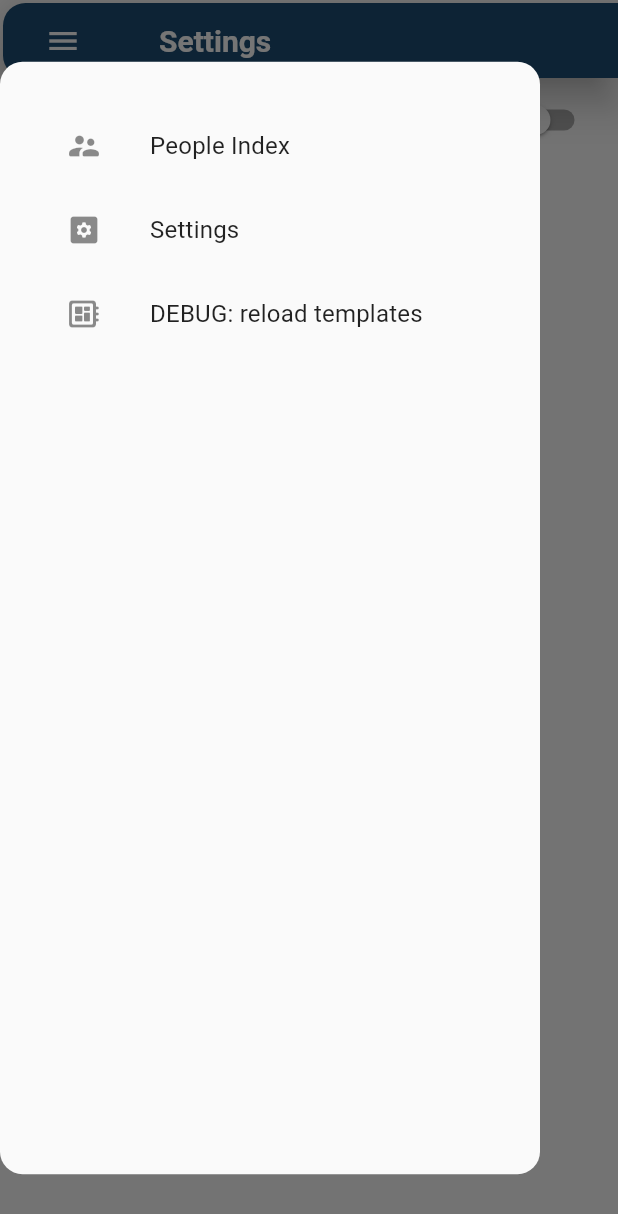
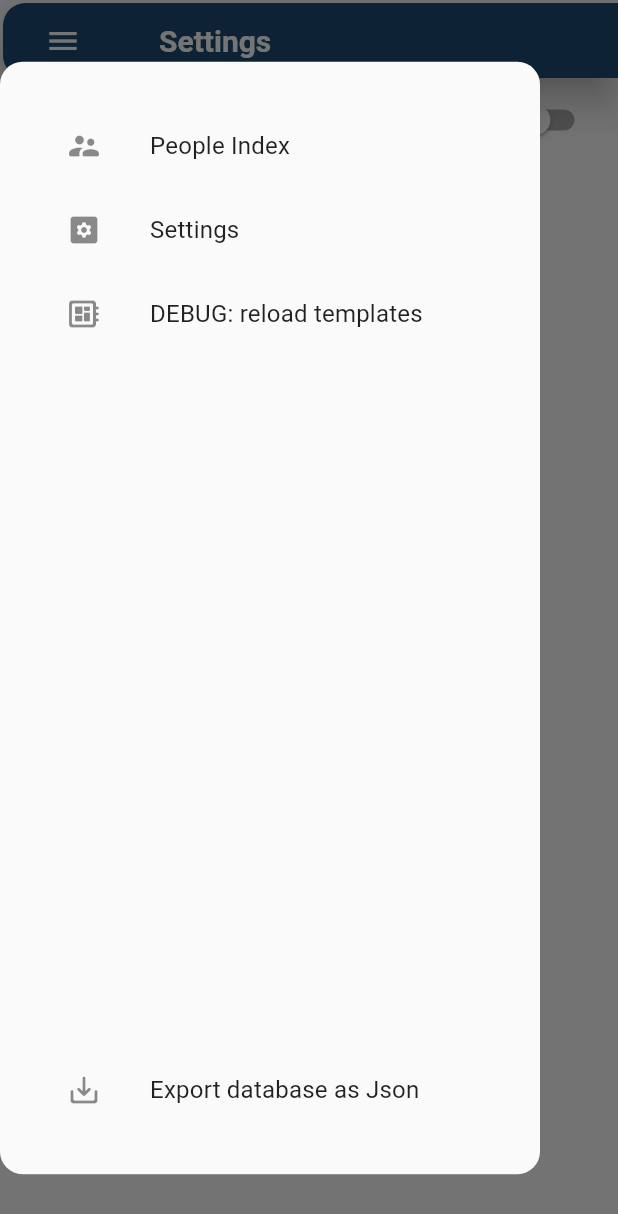
Before and after one commit to haakonsmith/Compendium, a Flutter app: the SettingsScreen screen opened by its route, with the side drawer open, on a phone screen of 412 x 824 dp. Shown: the top 1214 px of the screen. Run offline on Flutter 3.47's test engine with Material 2 defaults, Android fonts, the phone set to English and light mode, and no system bars; our stand-ins replace flutter_animation_progress_bar, hive, hive_flutter, logger; missing offline and left inert: file_picker_cross, pretty_json; accounts and stored records are empty; generated files the repository leaves out were written again.

Commit message:
Added basic export functionality

```diff
--- a/lib/data/BLoC/person_bloc.dart
+++ b/lib/data/BLoC/person_bloc.dart
@@ -1,10 +1,12 @@
 import 'package:compendium/data/datablock.dart';
+import 'package:compendium/data/json_data_interface.dart';
 import 'package:flutter/foundation.dart';
 import 'package:flutter/material.dart';
 import 'package:path_provider/path_provider.dart';
 import 'package:provider/provider.dart';
 
 import '../person.dart';
+import 'package:pretty_json/pretty_json.dart';
 import 'package:hive/hive.dart';
 import 'package:hive_flutter/hive_flutter.dart';
 
@@ -67,6 +69,7 @@ class PersonBloc extends ChangeNotifier {
     }
 
     print(await getApplicationSupportDirectory());
+    print(await JsonDataInterface.jsonifyDatabase());
 
     _activePerson = person;
     _activeColor = color;
--- /dev/null
+++ b/lib/data/hive_boxes.dart
@@ -0,0 +1,5 @@
+/// A static list of all the names of hive boxes, that aren't dynamic
+class HiveBoxes {
+  static String personBox = "people";
+  static String settingsBox = "settings";
+}
--- a/lib/data/person.dart
+++ b/lib/data/person.dart
@@ -23,7 +23,7 @@ class Person {
     @required this.databoxID,
   });
 
-  static Person blank() {
+  factory Person.blank() {
     return Person(firstName: "", lastName: "", databoxID: "");
   }
 
@@ -31,4 +31,6 @@ class Person {
   String toString() {
     return "$firstName $lastName";
   }
+
+  Map toJson() => {'firstName': firstName, 'lastName': lastName, 'databoxID': databoxID};
 }
--- a/lib/main.dart
+++ b/lib/main.dart
@@ -2,6 +2,7 @@ import 'package:compendium/data/BLoC/person_bloc.dart';
 import 'package:compendium/data/BLoC/settings_bloc.dart';
 import 'package:compendium/data/BLoC/template_bloc.dart';
 import 'package:compendium/data/datablock.dart';
+import 'package:compendium/data/hive_boxes.dart';
 import 'package:compendium/routers/instant_page_route.dart';
 import 'package:compendium/routers/nested_page_route.dart';
 import 'package:compendium/screens/datablock_screen.dart';
@@ -9,6 +10,7 @@ import 'package:compendium/screens/index_screen.dart';
 import 'package:compendium/screens/settings_screen.dart';
 import 'package:compendium/screens/template_screen.dart';
 import 'package:compendium/theme.dart';
+import 'package:file_picker_cross/file_picker_cross.dart';
 import 'package:flutter/material.dart';
 import 'package:flutter/services.dart';
 import 'package:logger/logger.dart';
@@ -17,7 +19,6 @@ import 'package:hive/hive.dart';
 import 'package:hive_flutter/hive_flutter.dart';
 
 import 'package:compendium/data/person.dart';
-import 'package:path_provider/path_provider.dart';
 import 'package:provider/provider.dart';
 
 // For debug purposes
@@ -39,7 +40,7 @@ void main() async {
   Hive.registerAdapter(DatablockValueStyleAdapter());
   Hive.registerAdapter(DatablockMetadataAdapter());
 
-  await Hive.openBox<Person>('people');
+  await Hive.openBox<Person>(HiveBoxes.personBox);
 
   runApp(
     MultiProvider(
--- a/lib/widgets/nav_drawer.dart
+++ b/lib/widgets/nav_drawer.dart
@@ -1,4 +1,5 @@
 import 'package:compendium/data/BLoC/template_bloc.dart';
+import 'package:compendium/data/json_data_interface.dart';
 import 'package:compendium/routers/instant_page_route.dart';
 import 'package:compendium/screens/template_screen.dart';
 import 'package:compendium/theme.dart';
@@ -11,6 +12,42 @@ class NavDrawer extends StatelessWidget {
 
   @override
   Widget build(BuildContext context) {
+    var listView = Column(
+      children: <Widget>[
+        ListTile(
+          leading: Icon(Icons.supervisor_account_rounded),
+          title: Text('People Index'),
+          onTap: () =>
+              // Clear the navigation stack so back button doesn't do stuff
+              navigateTo(context, "/index"),
+        ),
+        ListTile(
+          leading: Icon(Icons.settings_applications_rounded),
+          title: Text('Settings'),
+          // Clear the navigation stack so back button doesn't do stuff
+          onTap: () => navigateTo(context, "/settings"),
+        ),
+        ListTile(
+          leading: Icon(Icons.developer_board_rounded),
+          title: Text('DEBUG: reload templates'),
+          // Clear the navigation stack so back button doesn't do stuff
+          onTap: () => navigateTo(context, TemplateScreen.routeName),
+        ),
+        Expanded(
+          child: Align(
+            alignment: FractionalOffset.bottomCenter,
+            child: ListTile(
+              leading: Icon(Icons.save_alt_rounded),
+              title: Text('Export database as Json'),
+
+              // Clear the navigation stack so back button doesn't do stuff
+              onTap: () => JsonDataInterface.exportDatabase(),
+            ),
+          ),
+        ),
+      ],
+    );
+
     return Container(
         padding: EdgeInsets.all(28.0),
         height: MediaQuery.of(context).size.height * 0.9,
@@ -28,29 +65,7 @@ class NavDrawer extends StatelessWidget {
               // color: CompendiumThemeData.of(context).materialTheme.scaffoldBackgroundColor,
               color: Colors.transparent,
               child: CompendiumThemeData.of(context).listTileTheme(
-                child: ListView(
-                  children: <Widget>[
-                    ListTile(
-                      leading: Icon(Icons.supervisor_account_rounded),
-                      title: Text('People Index'),
-                      onTap: () =>
-                          // Clear the navigation stack so back button doesn't do stuff
-                          navigateTo(context, "/index"),
-                    ),
-                    ListTile(
-                      leading: Icon(Icons.settings_applications_rounded),
-                      title: Text('Settings'),
-                      // Clear the navigation stack so back button doesn't do stuff
-                      onTap: () => navigateTo(context, "/settings"),
-                    ),
-                    ListTile(
-                      leading: Icon(Icons.developer_board_rounded),
-                      title: Text('DEBUG: reload templates'),
-                      // Clear the navigation stack so back button doesn't do stuff
-                      onTap: () => navigateTo(context, TemplateScreen.routeName),
-                    ),
-                  ],
-                ),
+                child: listView,
               ),
             ),
           ),
--- a/pubspec.yaml
+++ b/pubspec.yaml
@@ -24,6 +24,7 @@ dependencies:
   flutter:
     sdk: flutter
   hive:
+  file_picker_cross: ^4.2.7
   hive_flutter:
   path_provider:
   provider: ^4.3.2+2
@@ -40,6 +41,7 @@ dev_dependencies:
   build_runner:
   logger:
   logger_flutter:
+  pretty_json:
 
 
 
```
Also changed, not shown: lib/data/json_data_interface.dart (added, +80 -0 lines), 2 other files.
